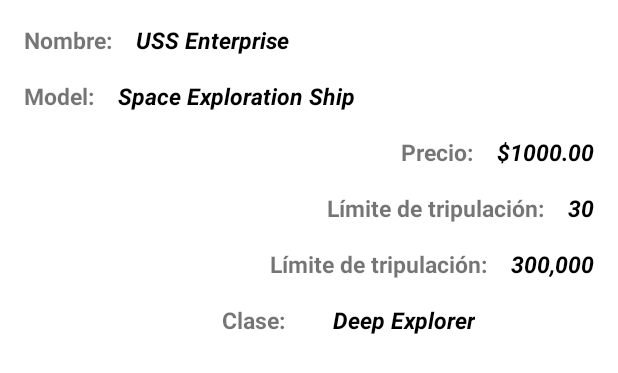
After one commit to BRM13274/capacitacion_devU, an Android app: the layout star_ship_item.xml on its own in the app's theme, with its tools: preview values and no code run, on a phone screen of 412 x 824 dp. The commit adds this screen. Shown: the top 373 px of the screen. Run offline under Robolectric (Android 15) with nearby library versions, the phone set to English and light mode, and no system bars; network calls fail.

Commit message:
feat: crear clases y pantallas necesarias para mostrar las naves

```diff
--- /dev/null
+++ b/app/src/main/res/layout/star_ship_item.xml
@@ -0,0 +1,183 @@
+<?xml version="1.0" encoding="utf-8"?>
+<androidx.constraintlayout.widget.ConstraintLayout xmlns:android="http://schemas.android.com/apk/res/android"
+    xmlns:app="http://schemas.android.com/apk/res-auto"
+    xmlns:tools="http://schemas.android.com/tools"
+    android:layout_width="match_parent"
+    android:layout_height="wrap_content"
+    android:padding="16dp">
+
+    <TextView
+        android:id="@+id/tv_ss_name_label"
+        style="@style/ItemHeader"
+        android:layout_width="wrap_content"
+        android:layout_height="wrap_content"
+        android:text="@string/lbl_sw_name"
+        app:layout_constraintBottom_toBottomOf="parent"
+        app:layout_constraintEnd_toEndOf="parent"
+        app:layout_constraintHorizontal_bias="0.0"
+        app:layout_constraintStart_toStartOf="parent"
+        app:layout_constraintTop_toTopOf="parent"
+        app:layout_constraintVertical_bias="0.0" />
+
+    <TextView
+        android:id="@+id/tv_ss_name"
+        style="@style/ItemRow"
+        android:layout_width="wrap_content"
+        android:layout_height="0dp"
+        android:layout_marginHorizontal="16dp"
+        app:layout_constraintBottom_toBottomOf="@id/tv_ss_name_label"
+        app:layout_constraintEnd_toEndOf="parent"
+        app:layout_constraintHorizontal_bias="0.0"
+        app:layout_constraintStart_toEndOf="@id/tv_ss_name_label"
+        app:layout_constraintTop_toTopOf="@id/tv_ss_name_label"
+        app:layout_constraintVertical_bias="0.0"
+        tools:text="USS Enterprise" />
+
+    <TextView
+        android:id="@+id/tv_ss_model_label"
+        style="@style/ItemHeader"
+        android:layout_width="wrap_content"
+        android:layout_height="wrap_content"
+        android:layout_marginVertical="16dp"
+        android:text="@string/lbl_sw_model"
+        app:layout_constraintBottom_toBottomOf="parent"
+        app:layout_constraintEnd_toEndOf="parent"
+        app:layout_constraintHorizontal_bias="0.0"
+        app:layout_constraintStart_toStartOf="parent"
+        app:layout_constraintTop_toBottomOf="@id/tv_ss_name_label"
+        app:layout_constraintVertical_bias="0.0" />
+
+    <TextView
+        android:id="@+id/tv_ss_model"
+        style="@style/ItemRow"
+        android:layout_width="wrap_content"
+        android:layout_height="0dp"
+        android:layout_marginHorizontal="16dp"
+        app:layout_constraintBottom_toBottomOf="@id/tv_ss_model_label"
+        app:layout_constraintEnd_toEndOf="parent"
+        app:layout_constraintHorizontal_bias="0.0"
+        app:layout_constraintStart_toEndOf="@id/tv_ss_model_label"
+        app:layout_constraintTop_toTopOf="@id/tv_ss_model_label"
+        app:layout_constraintVertical_bias="0.0"
+        tools:text="Space Exploration Ship" />
+
+    <TextView
+        android:id="@+id/tv_ss_cost_label"
+        style="@style/ItemHeader"
+        android:layout_width="wrap_content"
+        android:layout_height="wrap_content"
+        android:layout_marginHorizontal="16dp"
+        android:text="@string/lbl_sw_cost"
+        app:layout_constraintBottom_toBottomOf="@+id/tv_ss_cost"
+        app:layout_constraintEnd_toStartOf="@id/tv_ss_cost"
+        app:layout_constraintHorizontal_bias="1.0"
+        app:layout_constraintStart_toStartOf="parent"
+        app:layout_constraintTop_toTopOf="@+id/tv_ss_cost"
+        app:layout_constraintVertical_bias="0.0" />
+
+    <TextView
+        android:id="@+id/tv_ss_cost"
+        style="@style/ItemRow"
+        android:layout_width="wrap_content"
+        android:layout_height="wrap_content"
+        android:layout_marginVertical="16dp"
+        app:layout_constraintBottom_toBottomOf="parent"
+        app:layout_constraintEnd_toEndOf="parent"
+        app:layout_constraintHorizontal_bias="1.0"
+        app:layout_constraintStart_toStartOf="parent"
+        app:layout_constraintTop_toBottomOf="@id/tv_ss_model_label"
+        app:layout_constraintVertical_bias="0.0"
+        tools:text="$1000.00" />
+
+    <TextView
+        android:id="@+id/tv_ss_crew_label"
+        style="@style/ItemHeader"
+        android:layout_width="wrap_content"
+        android:layout_height="wrap_content"
+        android:layout_marginHorizontal="16dp"
+        android:text="@string/lbl_sw_crew_limit"
+        app:layout_constraintBottom_toBottomOf="@+id/tv_ss_crew"
+        app:layout_constraintEnd_toStartOf="@id/tv_ss_crew"
+        app:layout_constraintHorizontal_bias="1.0"
+        app:layout_constraintStart_toStartOf="parent"
+        app:layout_constraintTop_toTopOf="@+id/tv_ss_crew"
+        app:layout_constraintVertical_bias="0.0" />
+
+    <TextView
+        android:id="@+id/tv_ss_crew"
+        style="@style/ItemRow"
+        android:layout_width="wrap_content"
+        android:layout_height="wrap_content"
+        android:layout_marginVertical="16dp"
+        app:layout_constraintBottom_toBottomOf="parent"
+        app:layout_constraintEnd_toEndOf="parent"
+        app:layout_constraintHorizontal_bias="1.0"
+        app:layout_constraintStart_toStartOf="parent"
+        app:layout_constraintTop_toBottomOf="@id/tv_ss_cost"
+        app:layout_constraintVertical_bias="0.0"
+        tools:text="30" />
+
+    <TextView
+        android:id="@+id/tv_ss_speed_label"
+        style="@style/ItemHeader"
+        android:layout_width="wrap_content"
+        android:layout_height="wrap_content"
+        android:layout_marginHorizontal="16dp"
+        android:text="@string/lbl_sw_crew_limit"
+        app:layout_constraintBottom_toBottomOf="@+id/tv_ss_speed"
+        app:layout_constraintEnd_toStartOf="@id/tv_ss_speed"
+        app:layout_constraintHorizontal_bias="1.0"
+        app:layout_constraintStart_toStartOf="parent"
+        app:layout_constraintTop_toTopOf="@+id/tv_ss_speed"
+        app:layout_constraintVertical_bias="0.0" />
+
+    <TextView
+        android:id="@+id/tv_ss_speed"
+        style="@style/ItemRow"
+        android:layout_width="wrap_content"
+        android:layout_height="wrap_content"
+        android:layout_marginVertical="16dp"
+        app:layout_constraintBottom_toBottomOf="parent"
+        app:layout_constraintEnd_toEndOf="parent"
+        app:layout_constraintHorizontal_bias="1.0"
+        app:layout_constraintStart_toStartOf="parent"
+        app:layout_constraintTop_toBottomOf="@id/tv_ss_crew"
+        app:layout_constraintVertical_bias="0.0"
+        tools:text="300,000" />
+
+    <TextView
+        android:id="@+id/tv_ss_class_label"
+        style="@style/ItemHeader"
+        android:layout_width="wrap_content"
+        android:layout_height="wrap_content"
+        android:layout_margin="16dp"
+        android:text="@string/lbl_sw_class"
+        app:layout_constraintBottom_toBottomOf="parent"
+        app:layout_constraintEnd_toStartOf="@id/gl_ss_item"
+        app:layout_constraintHorizontal_bias="1.0"
+        app:layout_constraintStart_toStartOf="parent"
+        app:layout_constraintTop_toBottomOf="@id/tv_ss_speed"
+        app:layout_constraintVertical_bias="0.0" />
+
+    <androidx.constraintlayout.widget.Guideline
+        android:id="@+id/gl_ss_item"
+        android:layout_width="wrap_content"
+        android:layout_height="wrap_content"
+        android:orientation="vertical"
+        app:layout_constraintGuide_percent="0.5" />
+
+    <TextView
+        android:id="@+id/tv_ss_class"
+        style="@style/ItemRow"
+        android:layout_width="wrap_content"
+        android:layout_height="0dp"
+        android:layout_marginHorizontal="16dp"
+        app:layout_constraintBottom_toBottomOf="@id/tv_ss_class_label"
+        app:layout_constraintEnd_toEndOf="parent"
+        app:layout_constraintHorizontal_bias="0.0"
+        app:layout_constraintStart_toEndOf="@id/gl_ss_item"
+        app:layout_constraintTop_toTopOf="@id/tv_ss_class_label"
+        app:layout_constraintVertical_bias="0.0"
+        tools:text="Deep Explorer" />
+
+</androidx.constraintlayout.widget.ConstraintLayout>
--- a/app/src/main/res/navigation/star_wars_navigation.xml
+++ b/app/src/main/res/navigation/star_wars_navigation.xml
@@ -29,7 +29,7 @@
 
     <fragment
         android:id="@+id/starShipsFragment"
-        android:name="com.banregio.devuapp.starwars.presentation.StarShipsFragment"
+        android:name="com.banregio.devuapp.starwars.presentation.starships.StarShipsFragment"
         android:label="FilmsFragment"
         tools:layout="@layout/fragment_star_ships" />
 
--- a/app/src/main/res/values/strings.xml
+++ b/app/src/main/res/values/strings.xml
@@ -14,18 +14,31 @@
     <string name="btn_action_message">¡Presiona el botón para disparar su ejecución!</string>
     <string name="msg_congratulations">¡Felicidades! lograste acceder al segúndo activity</string>
 
-    <!-- Strings for Star Wars module-->
+                                    <!-- Strings for Star Wars module-->
+    <string name="menu_star_wars">Star Wars</string>
+    <string name="sw_title">Api de <br/> <b>Star Wars</b></string>
+    <string name="btn_navigate_films">Navegar a la vista de filmes</string>
+    <string name="lbl_header_star_wars">Star Wars</string>
+    <string name="btn_navigate_star_ships">Navegar a la vista de naves</string>
+
+    <!-- Films -->
     <string name="fetch_films">Obtener películas</string>
     <string name="sw_film_title">Título:</string>
     <string name="sw_fil_id">Id episodio:</string>
     <string name="sw_fil_director">Director</string>
     <string name="sw_fil_producer">Productor</string>
     <string name="sw_fil_release_date">Fecha estreno</string>
-    <string name="menu_star_wars">Star Wars</string>
-    <string name="sw_title">Api de <br/> <b>Star Wars</b></string>
-    <string name="btn_navigate_films">Navegar a la vista de filmes</string>
-    <string name="lbl_header_star_wars">Star Wars</string>
-    <string name="btn_navigate_star_ships">Navegar a la vista de naves</string>
+
+    <!-- Star Ships -->
+    <string name="btn_show_star_ships">¡Muestrame las naves!</string>
+    <string name="btn_reload_star_ships">Recarga las naves >:v</string>
+    <string name="lbl_sw_name">Nombre:</string>
+    <string name="lbl_sw_model">Model:</string>
+    <string name="lbl_sw_cost">Precio:</string>
+    <string name="lbl_sw_speed">Velocidad:</string>
+    <string name="lbl_sw_crew_limit">Límite de tripulación:</string>
+    <string name="lbl_sw_class">Clase:</string>
+
     <!-- SW Notifications -->
     <string name="btn_navigate_notifications">Navegar a notificaciones</string>
     <string name="btn_show_notification">Mostrar notificación</string>
--- /dev/null
+++ b/app/src/main/res/values/styles.xml
@@ -0,0 +1,17 @@
+<?xml version="1.0" encoding="utf-8"?>
+<resources>
+
+
+    <style name="ItemHeader">
+        <item name="android:textSize">15sp</item>
+        <item name="android:textStyle">bold</item>
+    </style>
+
+    <style name="ItemRow">
+        <item name="android:textColor">@color/black</item>
+        <item name="android:textSize">15sp</item>
+        <item name="android:textStyle">bold|italic</item>
+    </style>
+
+
+</resources>
```
Also changed, not shown: app/src/main/java/com/banregio/devuapp/starwars/presentation/StarShipsFragment.kt (deleted, +0 -11 lines), app/src/main/java/com/banregio/devuapp/starwars/presentation/starships/StarShipsAdapter.kt (added, +48 -0 lines), app/src/main/java/com/banregio/devuapp/starwars/presentation/starships/StarShipsFragment.kt (added, +67 -0 lines), app/src/main/res/layout/fragment_star_ships.xml (+35 -4 lines).
